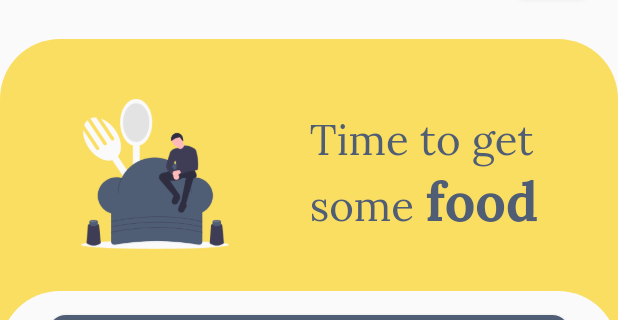
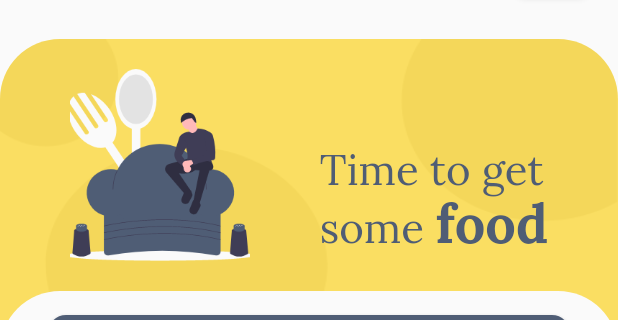
Before and after one commit to BelfDev/digital-restaurant-app, a Flutter app: the screen it shows after launch, on a phone screen of 412 x 824 dp, the part 93-413 px from its top. Run offline on Flutter 3.47's test engine with Material 2 defaults, Android fonts, the phone set to English and light mode, and no system bars; drawn by our look-alikes of smooth_star_rating; our stand-ins replace slider_button; network calls fail.

Commit message:
Adjust HomeScreen header style

```diff
--- a/lib/screens/home_screen.dart
+++ b/lib/screens/home_screen.dart
@@ -75,25 +75,36 @@ class _HomeScreenState extends State<HomeScreen> {
               topLeft: Radius.circular(40), topRight: Radius.circular(40)),
           color: LUColors.yellow,
         ),
-        child: Padding(
-          padding: const EdgeInsets.only(bottom: 20),
+        child: ClipRRect(
+          borderRadius: BorderRadius.only(
+              topLeft: Radius.circular(40), topRight: Radius.circular(40)),
+          child: Stack(
+            children: <Widget>[
+              Positioned.fill(
+                  child: Image.asset('res/images/header-bg.png',
+                      fit: BoxFit.fill)),
+              Positioned.fill(
+                bottom: 32,
                 child: Row(
                   mainAxisAlignment: MainAxisAlignment.spaceEvenly,
                   crossAxisAlignment: CrossAxisAlignment.center,
                   children: <Widget>[
                     Image.asset(
                       'res/images/home-chef.png',
-                height: 100,
-                width: 100,
+                      height: 128,
+                      width: 120,
                       fit: BoxFit.cover,
                     ),
-              RichText(
+                    Padding(
+                      padding: const EdgeInsets.only(top: 64),
+                      child: RichText(
                         text: TextSpan(children: <TextSpan>[
                           TextSpan(
                               text: 'Time to get\nsome ',
                               style: TextStyle(
                                   color: LUColors.navyBlue,
                                   fontSize: 28,
+                                  height: 0.5,
                                   fontFamily: 'Lora')),
                           TextSpan(
                               text: 'food',
@@ -103,7 +114,11 @@ class _HomeScreenState extends State<HomeScreen> {
                                   fontFamily: 'Lora',
                                   fontWeight: FontWeight.w700))
                         ]),
+                      ),
                     )
+                  ],
+                ),
+              ),
             ],
           ),
         ),
```
Lines whose indentation alone changed are shown as unchanged.
